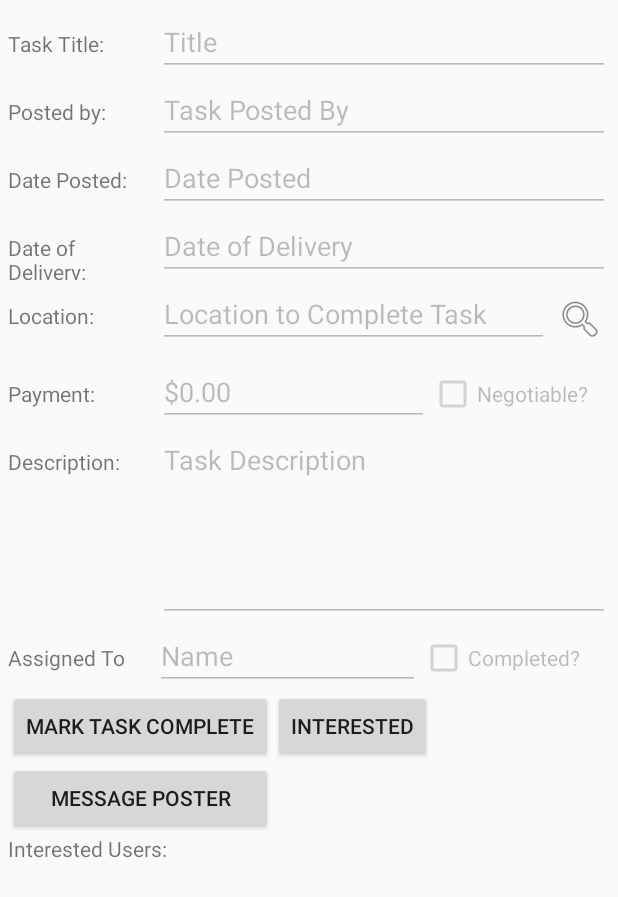
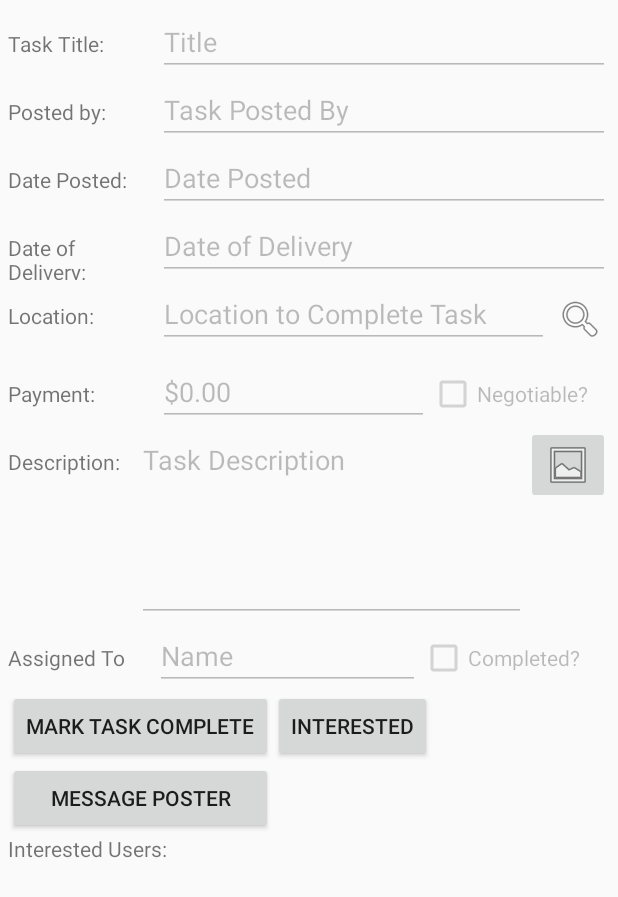
Before and after one commit to JerryBLi/HelpMi, an Android app: the layout activity_display_task.xml on its own in the app's theme, with its tools: preview values and no code run, on a phone screen of 412 x 824 dp. Shown: the top 897 px of the screen. Run offline under Robolectric (Android 15) with nearby library versions, the phone set to English and light mode, and no system bars.

Commit message:
Code gets the images, doesn't display yet

```diff
--- a/app/src/main/java/ese543/helpmi/core/MainPage.java
+++ b/app/src/main/java/ese543/helpmi/core/MainPage.java
@@ -281,6 +281,7 @@ public class MainPage extends AppCompatActivity implements  DatePickerDialog.OnD
         String description = editTextDescription.getText().toString();
 
         task = new UserTask(user.getUserName(),title,new Date(),deliverDate,latitude,longitude,payment,isNegotiable,description);
+        task.setNumImages(images.size());
         uploadImages(task.getUserOwner(),task.getTitle());
         task.uploadToDatabase();
 
@@ -316,7 +317,7 @@ public class MainPage extends AppCompatActivity implements  DatePickerDialog.OnD
                 counter++;
 
             }
-
+            images = null;
         }
     }
 
--- a/app/src/main/java/ese543/helpmi/fragments/TaskFragment.java
+++ b/app/src/main/java/ese543/helpmi/fragments/TaskFragment.java
@@ -110,7 +110,7 @@ public class TaskFragment extends Fragment {
                         Date qdeliveryDate, qDatePosted;
                         double qlatitude,  qlongitude, qpayment;
                         boolean qisComplete, qisNegotiable;
-
+                        long qNumImgs;
 
                         qtaskID= qds.getId();
                         qowner = qds.getString("owner");
@@ -125,10 +125,12 @@ public class TaskFragment extends Fragment {
                         qpayment = qds.getDouble("payment");
                         qdeliveryDate = qds.getDate("deliveryDate");
                         qDatePosted = qds.getDate("datePosted");
+                        qNumImgs = qds.getLong("numImages");
                         //Log.d(TAG, qds.getId() + " => " + qds.getData());
                         // create Task
                         UserTask task = new ese543.helpmi.core.UserTask(qowner, qtitle, qDatePosted,qdeliveryDate, qlatitude, qlongitude, qpayment, qisNegotiable, qdescription);
                         task.setTaskID(qtaskID);
+                        task.setNumImages((int)qNumImgs);
                         // add to list
                         userTaskList.add(task);
                     }
--- a/app/src/main/res/layout/activity_display_task.xml
+++ b/app/src/main/res/layout/activity_display_task.xml
@@ -181,6 +181,14 @@
                 android:lines="6"
                 android:minLines="5"
                 android:text="Task Description" />
+
+            <ImageButton
+                android:id="@+id/imageButtonViewImages"
+                android:layout_width="wrap_content"
+                android:layout_height="wrap_content"
+                android:onClick="viewImages"
+                app:srcCompat="@android:drawable/ic_menu_gallery" />
+
         </TableRow>
 
         <TableRow
```
Also changed, not shown: app/src/main/java/ese543/helpmi/core/DisplayTaskActivity.java (+40 -0 lines), app/src/main/java/ese543/helpmi/core/UserTask.java (+7 -0 lines).
